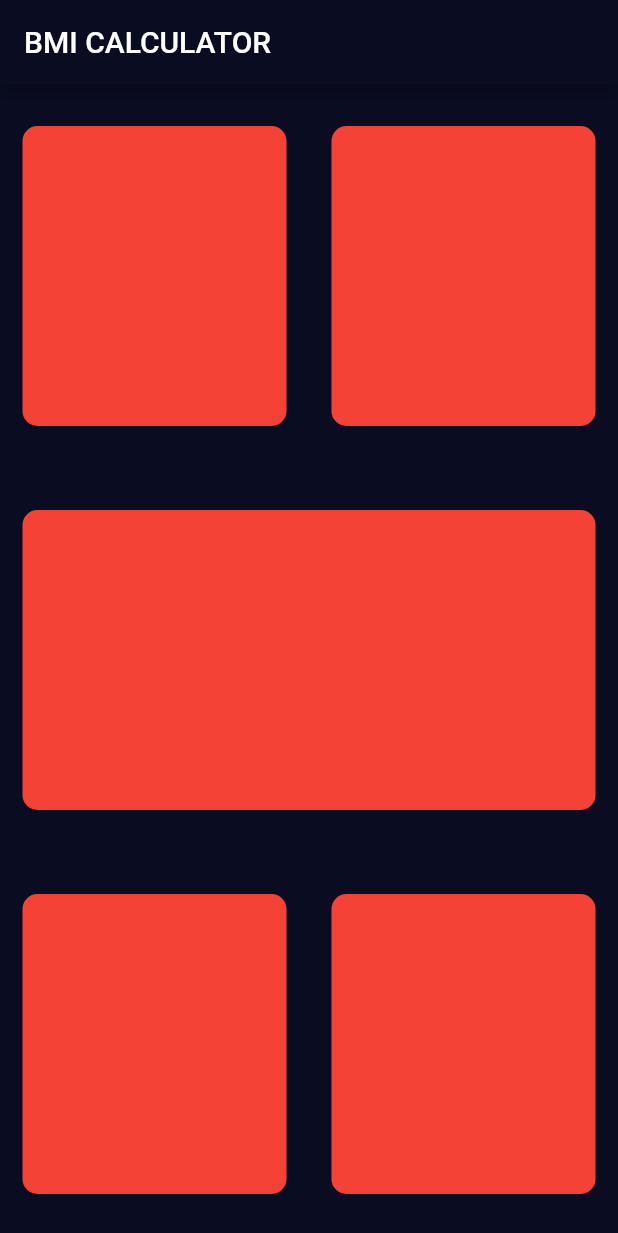
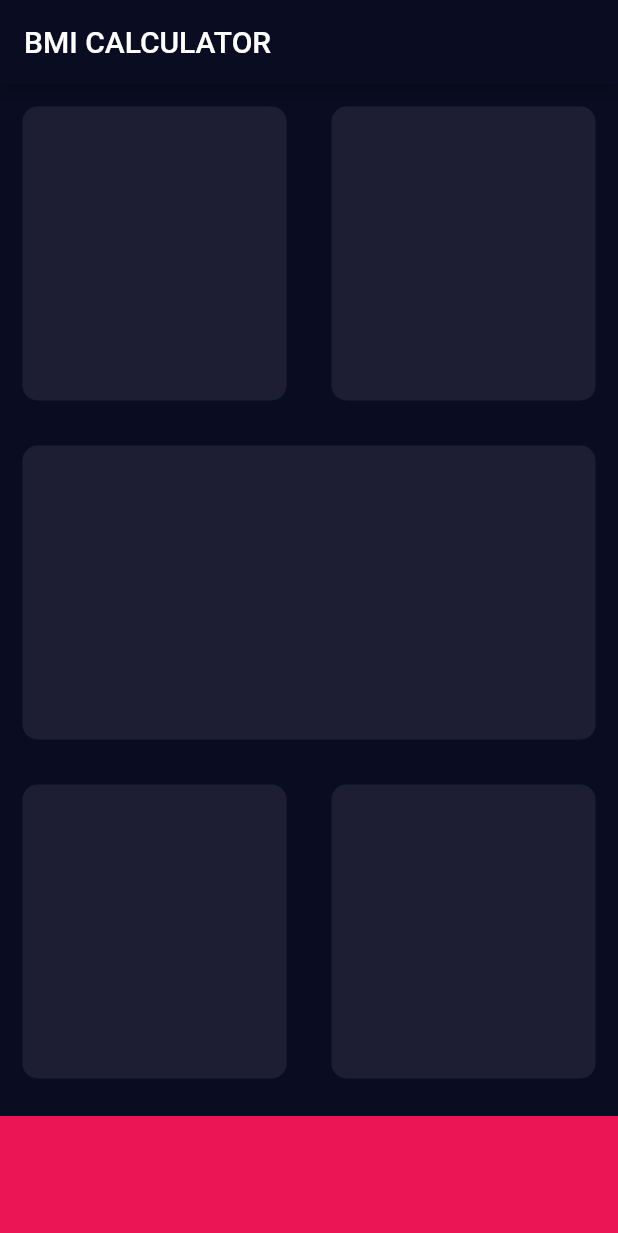
Before and after one commit to sarianpour/BMI-calculator, a Flutter app: the screen it shows after launch, on a phone screen of 412 x 824 dp. Shown: the top 1233 px of the screen. Run offline on Flutter 3.47's test engine with Material 2 defaults, Android fonts, the phone set to English and light mode, and no system bars.

Commit message:
const colors added

```diff
--- a/lib/input_page.dart
+++ b/lib/input_page.dart
@@ -1,4 +1,8 @@
 import 'package:flutter/material.dart';
+
+const double bottomContainerHeight = 80.0;
+const Color activeCardColor = Color(0xFF1D1E33);
+const Color bottomContainerColor = Color(0xFFEB1555);
 
 class InputPage extends StatefulWidget {
   @override
@@ -19,12 +23,12 @@ class _InputPageState extends State<InputPage> {
               children: [
                 Expanded(
                   child: ReuseableCard(
-                    colour: Colors.red,
+                    colour: activeCardColor,
                   ),
                 ),
                 Expanded(
                   child: ReuseableCard(
-                    colour: Colors.red,
+                    colour: activeCardColor,
                   ),
                 ),
               ],
@@ -35,7 +39,7 @@ class _InputPageState extends State<InputPage> {
               children: [
                 Expanded(
                   child: ReuseableCard(
-                    colour: Colors.red,
+                    colour: activeCardColor,
                   ),
                 ),
               ],
@@ -46,16 +50,22 @@ class _InputPageState extends State<InputPage> {
               children: [
                 Expanded(
                   child: ReuseableCard(
-                    colour: Colors.red,
+                    colour: activeCardColor,
                   ),
                 ),
                 Expanded(
                   child: ReuseableCard(
-                    colour: Colors.red,
+                    colour: activeCardColor,
                   ),
                 ),
               ],
             ),
+          ),
+          Container(
+            height: bottomContainerHeight,
+            width: double.infinity,
+            color: Color(0xFFEB1555),
+            margin: EdgeInsets.only(top: 10),
           ),
         ],
       ),
```
Also changed, not shown: 1 other file.
